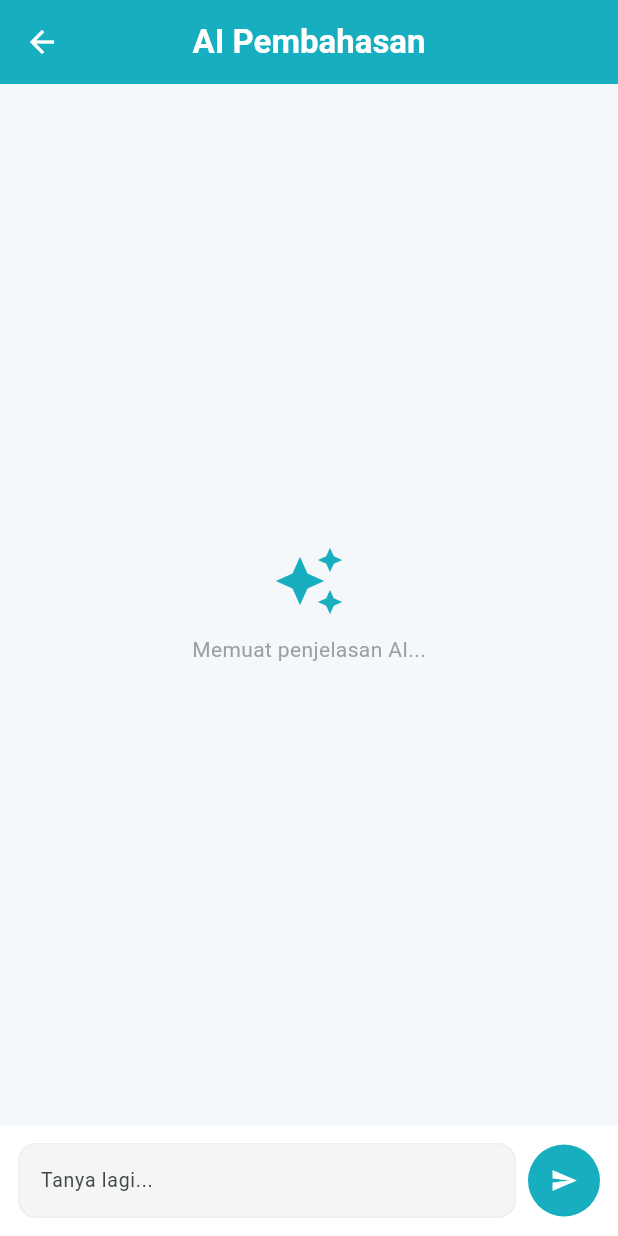
After one commit to Hizkia-wa/Learning-Geometri, a Flutter app: the screen it shows after launch, after a tap on "AI Solver", on a phone screen of 412 x 824 dp. The commit adds this screen. Run offline on Flutter 3.47's test engine with Material 3 defaults, Android fonts, the phone set to English and light mode, and no system bars; missing offline and left inert: syncfusion_flutter_pdfviewer.

Commit message:
AI solver (sementara)
selanjutnya masih mau setup koneksi API dgn ver gemini lebih stabil

```diff
--- /dev/null
+++ b/lib/presentation/ai_solution_page.dart
@@ -0,0 +1,298 @@
+import 'package:flutter/material.dart';
+import '../services/gemini_service.dart';
+
+class AiSolutionPage extends StatefulWidget {
+  final String? topik;
+  final String? pertanyaan;
+  final String? jawabanBenar;
+  final String? jawabanPengguna;
+  final bool jawabanBenarFlag;
+  final String? pembahasanAsli;
+
+  const AiSolutionPage({
+    super.key,
+    this.topik,
+    this.pertanyaan,
+    this.jawabanBenar,
+    this.jawabanPengguna,
+    this.jawabanBenarFlag = false,
+    this.pembahasanAsli,
+  });
+
+  @override
+  State<AiSolutionPage> createState() => _AiSolutionPageState();
+}
+
+class _AiSolutionPageState extends State<AiSolutionPage> {
+  static const Color primaryColor = Color(0xFF17AEBF);
+
+  final TextEditingController _controller = TextEditingController();
+  final GeminiService _gemini = GeminiService();
+
+  List<Map<String, String>> _messages = [];
+  bool _isLoading = false;
+  bool _hasAskedInitial = false;
+
+  @override
+  void initState() {
+    super.initState();
+    if (widget.pertanyaan != null) {
+      _sendInitialQuestion();
+    }
+  }
+
+  void _sendInitialQuestion() async {
+    if (_hasAskedInitial || widget.pertanyaan == null) return;
+
+    _hasAskedInitial = true;
+
+    final initialPrompt =
+        "Jelaskan cara menyelesaikan soal ini dengan detail: ${widget.pertanyaan}. Jawaban yang benar adalah ${widget.jawabanBenar}. Siswa menjawab ${widget.jawabanPengguna}. ${!widget.jawabanBenarFlag ? 'Siswa menjawab salah, tolong jelaskan kesalahan dan cara yang benar.' : 'Jawaban siswa benar!'}";
+
+    if (mounted) {
+      setState(() {
+        _messages.add({"role": "user", "text": "Jelaskan soal ini untuk saya"});
+        _isLoading = true;
+      });
+    }
+
+    try {
+      final reply = await _gemini.generateResponse(initialPrompt);
+
+      if (mounted) {
+        setState(() {
+          _messages.add({"role": "bot", "text": reply});
+          _isLoading = false;
+        });
+      }
+    } catch (e) {
+      if (mounted) {
+        setState(() {
+          _messages.add({
+            "role": "bot",
+            "text": "Error: $e"
+          });
+          _isLoading = false;
+        });
+      }
+    }
+  }
+
+  void _sendMessage() async {
+    String input = _controller.text.trim();
+    if (input.isEmpty) return;
+    if (_isLoading) return; // Prevent duplicate requests
+
+    setState(() {
+      _messages.add({"role": "user", "text": input});
+      _isLoading = true;
+      _controller.clear();
+    });
+
+    final context = widget.pertanyaan != null
+        ? "Konteks: Topik: ${widget.topik}, Soal: ${widget.pertanyaan}, Jawaban benar: ${widget.jawabanBenar}, Jawaban siswa: ${widget.jawabanPengguna}. Pembahasan standar: ${widget.pembahasanAsli}."
+        : "Kamu adalah AI tutor geometri. Jelaskan langkah demi langkah, sertakan rumus, dan gunakan bahasa sederhana.";
+
+    try {
+      final reply = await _gemini.generateResponse("$context\n\nPertanyaan siswa: $input");
+
+      if (mounted) {
+        setState(() {
+          _messages.add({"role": "bot", "text": reply});
+          _isLoading = false;
+        });
+      }
+    } catch (e) {
+      if (mounted) {
+        setState(() {
+          _messages.add({
+            "role": "bot",
+            "text": "Error: $e"
+          });
+          _isLoading = false;
+        });
+      }
+    }
+  }
+
+  Widget _buildMessage(Map<String, String> msg) {
+    bool isUser = msg["role"] == "user";
+
+    return Align(
+      alignment: isUser ? Alignment.centerRight : Alignment.centerLeft,
+      child: Container(
+        margin: const EdgeInsets.symmetric(vertical: 8, horizontal: 16),
+        padding: const EdgeInsets.symmetric(horizontal: 14, vertical: 10),
+        constraints: BoxConstraints(maxWidth: MediaQuery.of(context).size.width * 0.75),
+        decoration: BoxDecoration(
+          color: isUser ? primaryColor : Colors.grey.shade200,
+          borderRadius: BorderRadius.circular(14),
+        ),
+        child: Text(
+          msg["text"] ?? "",
+          style: TextStyle(
+            color: isUser ? Colors.white : Colors.black87,
+            fontSize: 13,
+            height: 1.5,
+          ),
+        ),
+      ),
+    );
+  }
+
+  @override
+  Widget build(BuildContext context) {
+    return Scaffold(
+      backgroundColor: const Color(0xFFF4F8FB),
+      appBar: AppBar(
+        backgroundColor: primaryColor,
+        foregroundColor: Colors.white,
+        elevation: 0,
+        title: const Text(
+          'AI Pembahasan',
+          style: TextStyle(fontWeight: FontWeight.bold),
+        ),
+        centerTitle: true,
+      ),
+      body: Column(
+        children: [
+          // Header dengan info soal (hanya jika ada parameter soal)
+          if (widget.pertanyaan != null)
+            Container(
+              color: primaryColor,
+              padding: const EdgeInsets.all(16),
+              child: Column(
+                crossAxisAlignment: CrossAxisAlignment.start,
+                children: [
+                  Row(
+                    mainAxisAlignment: MainAxisAlignment.spaceBetween,
+                    children: [
+                      Expanded(
+                        child: Column(
+                          crossAxisAlignment: CrossAxisAlignment.start,
+                          children: [
+                            Text(
+                              widget.topik ?? 'Soal',
+                              style: const TextStyle(
+                                color: Colors.white70,
+                                fontSize: 12,
+                              ),
+                            ),
+                            const SizedBox(height: 4),
+                            Text(
+                              widget.jawabanBenarFlag ? '✓ Jawaban Benar!' : '✗ Jawaban Salah',
+                              style: TextStyle(
+                                color: Colors.white,
+                                fontSize: 14,
+                                fontWeight: FontWeight.bold,
+                              ),
+                            ),
+                          ],
+                        ),
+                      ),
+                      Icon(
+                        widget.jawabanBenarFlag ? Icons.check_circle : Icons.cancel,
+                        color: Colors.white,
+                        size: 32,
+                      ),
+                    ],
+                  ),
+                ],
+              ),
+            ),
+
+          // Chat messages
+          Expanded(
+            child: _messages.isEmpty
+                ? Center(
+                    child: Column(
+                      mainAxisAlignment: MainAxisAlignment.center,
+                      children: const [
+                        Icon(Icons.auto_awesome, size: 48, color: primaryColor),
+                        SizedBox(height: 12),
+                        Text(
+                          'Memuat penjelasan AI...',
+                          style: TextStyle(color: Colors.grey),
+                        ),
+                      ],
+                    ),
+                  )
+                : ListView.builder(
+                    padding: const EdgeInsets.symmetric(vertical: 12),
+                    itemCount: _messages.length,
+                    itemBuilder: (context, index) {
+                      return _buildMessage(_messages[index]);
+                    },
+                  ),
+          ),
+
+          // Loading indicator
+          if (_isLoading)
+            Padding(
+              padding: const EdgeInsets.all(12),
+              child: SizedBox(
+                height: 24,
+                width: 24,
+                child: CircularProgressIndicator(
+                  strokeWidth: 2,
+                  valueColor: AlwaysStoppedAnimation<Color>(primaryColor),
+                ),
+              ),
+            ),
+
+          // Input area
+          Container(
+            color: Colors.white,
+            padding: const EdgeInsets.all(12),
+            child: Row(
+              children: [
+                Expanded(
+                  child: Container(
+                    decoration: BoxDecoration(
+                      color: Colors.grey.shade100,
+                      borderRadius: BorderRadius.circular(12),
+                      border: Border.all(color: Colors.grey.shade200),
+                    ),
+                    child: TextField(
+                      controller: _controller,
+                      enabled: !_isLoading,
+                      decoration: const InputDecoration(
+                        hintText: 'Tanya lagi...',
+                        border: InputBorder.none,
+                        contentPadding: EdgeInsets.symmetric(
+                          horizontal: 14,
+                          vertical: 12,
+                        ),
+                      ),
+                      style: const TextStyle(fontSize: 13),
+                    ),
+                  ),
+                ),
+                const SizedBox(width: 8),
+                Container(
+                  decoration: BoxDecoration(
+                    color: primaryColor,
+                    shape: BoxShape.circle,
+                  ),
+                  child: IconButton(
+                    icon: const Icon(Icons.send, size: 18),
+                    color: Colors.white,
+                    onPressed: _isLoading ? null : _sendMessage,
+                    padding: const EdgeInsets.all(8),
+                    constraints: const BoxConstraints(minWidth: 40, minHeight: 40),
+                  ),
+                ),
+              ],
+            ),
+          ),
+        ],
+      ),
+    );
+  }
+
+  @override
+  void dispose() {
+    _controller.dispose();
+    super.dispose();
+  }
+}
--- a/lib/presentation/dashboard.dart
+++ b/lib/presentation/dashboard.dart
@@ -3,6 +3,7 @@ import 'package:flutter/services.dart';
 import 'materi_page.dart'; // <--- Pastikan file ini sudah ada
 import 'kuis_topik_page.dart';
 import 'latihan_topik_page.dart';
+import 'ai_solution_page.dart';
 
 class Dashboard extends StatelessWidget {
   const Dashboard({super.key});
@@ -156,7 +157,15 @@ class Dashboard extends StatelessWidget {
                   MaterialPageRoute(builder: (_) => const LatihanTopikPage()),
                   ),
                 ),
-              _buildActionItem(Icons.auto_awesome, "AI Solver", Colors.purple),
+              _buildActionItem(
+                Icons.auto_awesome,
+                "AI Solver",
+                Colors.purple,
+                onTap: () => Navigator.push(
+                  context,
+                  MaterialPageRoute(builder: (_) => const AiSolutionPage()),
+                ),
+              ),
               _buildActionItem(Icons.view_in_ar_rounded, "AR View", Colors.indigo),
             ],
           ),
--- a/pubspec.yaml
+++ b/pubspec.yaml
@@ -10,6 +10,7 @@ environment:
 dependencies:
   flutter:
     sdk: flutter
+  http: ^1.1.0
 
   cupertino_icons: ^1.0.8
   syncfusion_flutter_pdfviewer: ^33.2.3
```
Also changed, not shown: lib/presentation/kuis_teori_page.dart (+23 -0 lines), lib/presentation/latihan_soal_page.dart (+36 -0 lines), lib/presentation/latihan_topik_page.dart (+28 -0 lines), lib/services/gemini_service.dart (added, +102 -0 lines), pubspec.lock, 1 other file.
